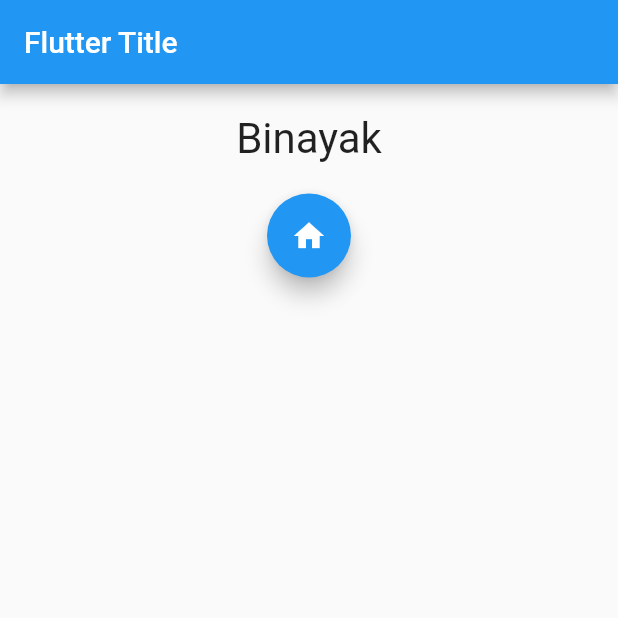
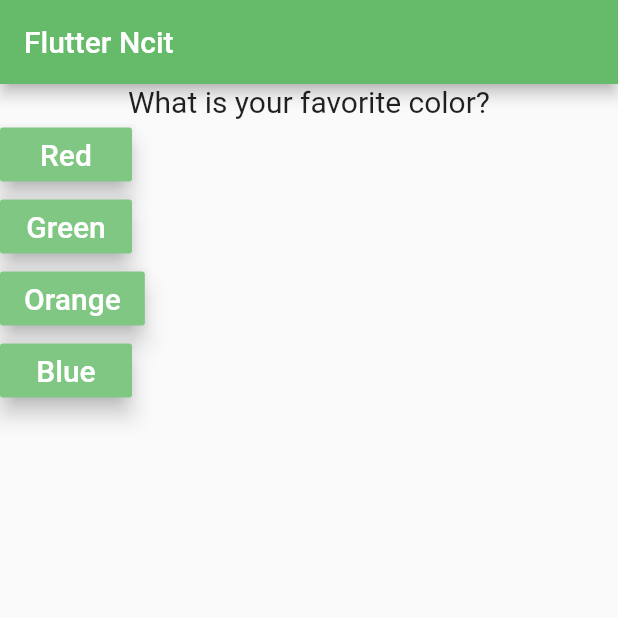
Before and after one commit to BinayakDotel/Binayak_FlutterNcit, a Flutter app: the screen it shows after launch, on a phone screen of 412 x 824 dp, the top half of it. Run offline on Flutter 3.47's test engine with Material 2 defaults, Android fonts, the phone set to English and light mode, and no system bars.

Commit message:
Added Lists and made a Question answer module

```diff
--- a/lib/InterfaceButton.dart
+++ b/lib/InterfaceButton.dart
@@ -1,18 +1,29 @@
 import 'package:flutter/material.dart';
 
-class InterfaceButton extends StatelessWidget{
+class InterfaceButton extends StatelessWidget {
+  final Function clickResponse;
+  final String answer;
 
-  final Function clickResponse;
-
-  InterfaceButton(this.clickResponse);
+  InterfaceButton(this.clickResponse, this.answer);
 
   @override
-  Widget build(BuildContext context){
-    return(
-        FloatingActionButton(
-          child: Icon(Icons.home),
-          onPressed: this.clickResponse,
-        )
+  Widget build(BuildContext context) {
+    return Row(
+      children: <Widget>[
+        Container(
+            child: RaisedButton(
+          color: Colors.green[300],
+          child: Text(
+            this.answer,
+            style: TextStyle(
+              fontSize: 20,
+              color: Colors.white,
+            ),
+          ),
+          onPressed: clickResponse,
+              elevation: 6,
+        )),
+      ],
     );
   }
 }
--- a/lib/TextArea.dart
+++ b/lib/TextArea.dart
@@ -8,12 +8,11 @@ class TextArea extends StatelessWidget {
   @override
   Widget build(BuildContext context) {
     return Container(
-      width: double.infinity,
-        margin: EdgeInsets.all(20),
+        width: double.infinity,
         child: Text(
-      this.names,
-      style: TextStyle(fontSize: 28),
-      textAlign: TextAlign.center,
-    ));
+          this.names,
+          style: TextStyle(fontSize: 20),
+          textAlign: TextAlign.center,
+        ));
   }
 }
--- a/lib/main.dart
+++ b/lib/main.dart
@@ -6,42 +6,114 @@ void main() => runApp(MyApp());
 
 class MyApp extends StatefulWidget {
   @override
-  State<StatefulWidget> createState(){
+  State<StatefulWidget> createState() {
     return MyAppState();
   }
 }
 
-class MyAppState extends State<MyApp>{
-  var count = 0;
-  var texts = ['Binayak','Dotel','Hero','Elon','Musk'];
-  void buttonPressed() {
-    if (count < 4  ) {
+class MyAppState extends State<MyApp> {
+  var index = 0;
+  var totalScore = 0;
+  final texts = [
+    {
+      'question': 'What is your favorite color?',
+      'answer': [
+        {'text': 'Red', 'score': 5},
+        {'text': 'Green', 'score': 8},
+        {'text': 'Orange', 'score': 4},
+        {'text': 'Blue', 'score':2}
+      ]
+    },
+    {
+      'question': 'Which is your favorite pet animal?',
+      'answer': [
+        {'text': 'Dog', 'score': 9},
+        {'text': 'Cat', 'score': 7},
+        {'text': 'Rabbit', 'score': 10},
+      ]
+    },
+    {
+      'question': 'Which is your favorite sport?',
+      'answer': [
+        {'text': 'Cricket', 'score': 10},
+        {'text': 'Football', 'score': 7},
+        {'text': 'BasketBall', 'score': 6},
+        {'text': 'Table Tenis', 'score': 5},
+      ]
+    },
+    {
+      'question': 'Who according to you is the best?',
+      'answer': [
+        {'text': 'Facebook', 'score': 4},
+        {'text': 'Google', 'score': 10},
+        {'text': 'Apple', 'score': 7},
+        {'text': 'Microsoft', 'score': 6},
+      ]
+    },
+  ];
+  void buttonPressed(int score) {
     setState(() {
-        count = count + 1;
-      });
-    }else{
-      setState(() {
-        count = 0;
+      totalScore += score;
+      index += 1;
     });
   }
+
+  String get result {
+    var resultText = ' ';
+
+    if (totalScore > 8 && totalScore < 28) {
+      resultText = 'You have partially good taste !!!';
+    } else if (totalScore == 38) {
+      resultText = 'Your Taste is Best !!!';
+    } else {
+      resultText = 'You donot have good taste !!!';
+    }
+    return resultText;
   }
 
   @override
   Widget build(BuildContext context) {
     return MaterialApp(
       home: Scaffold(
-          appBar: AppBar(title: Text('Flutter Title')),
-          body: Column(
+          appBar: AppBar(
+            title: Text('Flutter Ncit'),
+            backgroundColor: Colors.green[400],
+          ),
+          body: index < texts.length
+              ? Column(
                   children: <Widget>[
                     TextArea(
-                texts[count],
+                      texts[index]['question'],
                     ),
-              InterfaceButton(
-                buttonPressed
-              )
+                    ...(texts[index]['answer'] as List<Map<String, Object>>)
+                        .map((answer) => InterfaceButton(
+                            () => buttonPressed(answer['score']),
+                            answer['text']))
+                        .toList(),
                   ],
                 )
+              : Column(children: <Widget>[
+                  FloatingActionButton(
+                    child:
+                    Icon(
+                      Icons.home,
                     ),
+                    onPressed: () {
+                      setState(() {
+                        totalScore = 0;
+                        index = 0;
+                      });
+                    },
+                    elevation: 6,
+                    backgroundColor: Colors.green[300],
+                  ),
+                  Center(
+                    child: Text(result,
+                        style: TextStyle(fontSize: 24,color: Colors.black,
+                        ),
+                    ),
+              ),
+                ])),
     );
   }
 }
```
Lines whose indentation alone changed are shown as unchanged.
